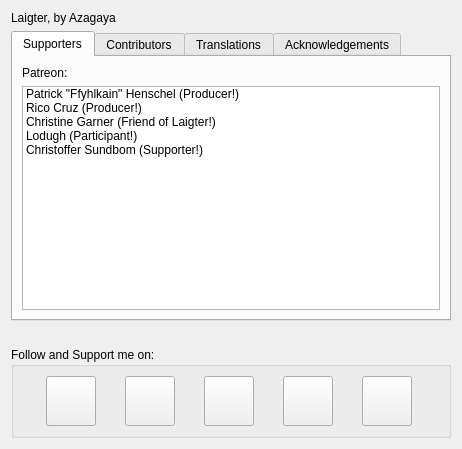
Above: gui/about_dialog.ui from azagaya/laigter before the change. Below: the same form after it.
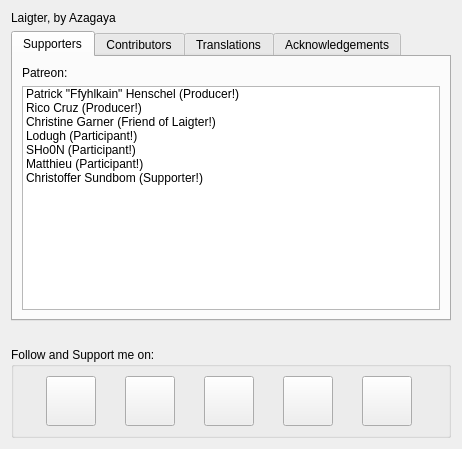
That is the form after the change. Icons and pictures are not drawn.

Commit message: Add missing patreons

The edit to the form file:
```diff
--- a/gui/about_dialog.ui
+++ b/gui/about_dialog.ui
@@ -214,6 +214,16 @@
            <string>Lodugh (Participant!)</string>
           </property>
          </item>
+         <item>
+          <property name="text">
+           <string>SHo0N (Participant!)</string>
+          </property>
+         </item>
+         <item>
+          <property name="text">
+           <string>Matthieu (Participant!)</string>
+          </property>
+         </item>
          <item>
           <property name="text">
            <string>Christoffer Sundbom (Supporter!)</string>
```
Left out of the diff: 2 changed lines with no effect on the pictures.
